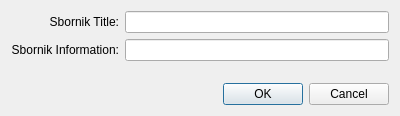
Old version of the form src/addsbornikdialog.ui in the repository SoftProjector/src.
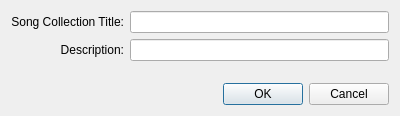
New version of the form.

Commit message: Changed all user-visible occurrences of "sbornik" to "song collection". Changed occurrences of "tune" to "key".

Patch:
```diff
--- a/src/addsbornikdialog.ui
+++ b/src/addsbornikdialog.ui
@@ -17,7 +17,7 @@
    <item row="0" column="0">
     <widget class="QLabel" name="sbonik_title_label">
      <property name="text">
-      <string>Sbornik Title:</string>
+      <string>Song Collection Title:</string>
      </property>
      <property name="alignment">
       <set>Qt::AlignRight|Qt::AlignTrailing|Qt::AlignVCenter</set>
@@ -30,7 +30,7 @@
    <item row="1" column="0">
     <widget class="QLabel" name="sbornik_info_label">
      <property name="text">
-      <string>Sbornik Information:</string>
+      <string>Description:</string>
      </property>
      <property name="alignment">
       <set>Qt::AlignRight|Qt::AlignTrailing|Qt::AlignVCenter</set>
```
Left out of the diff: 2 changed lines with no effect on the pictures. The commit also changes 9 other files.
